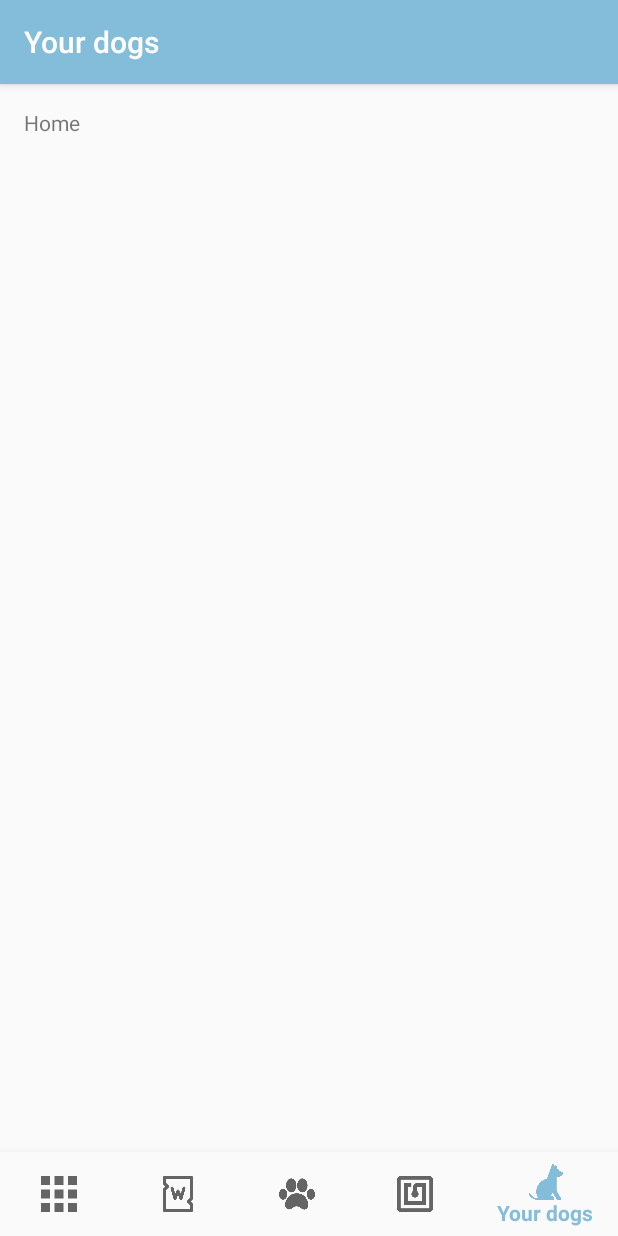
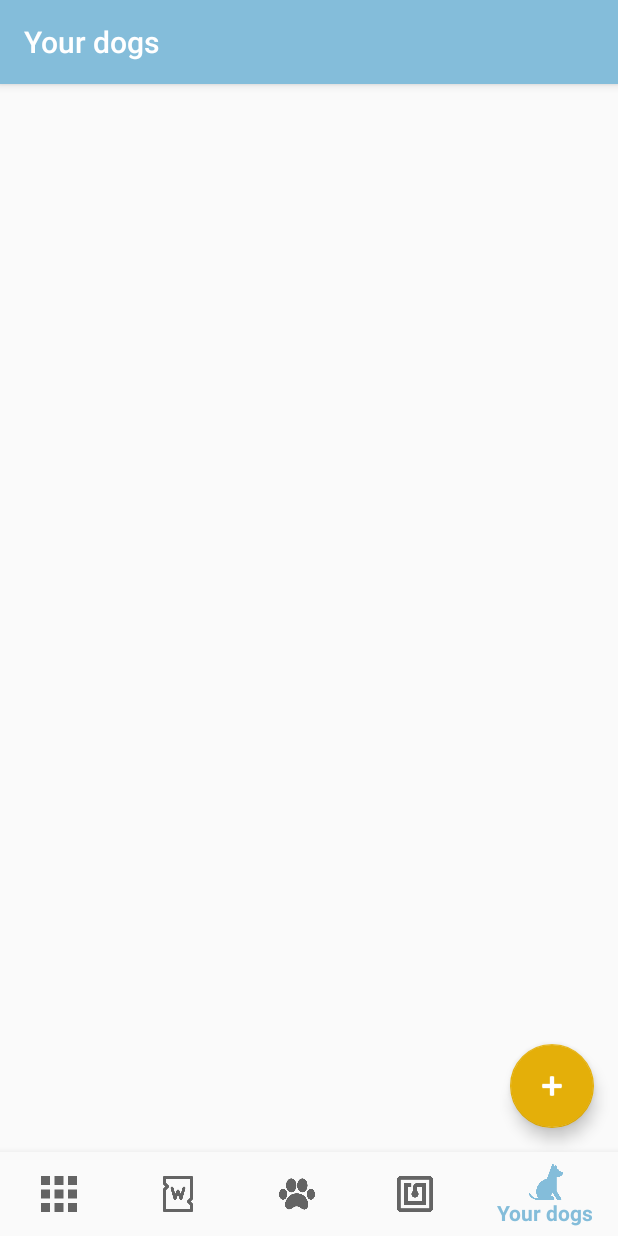
Before and after one commit to Mastercypher/Datdog, an Android app: the DogsActivity screen opened directly, with no data from a screen before it, on a phone screen of 412 x 824 dp. Run offline under Robolectric (Android 15) with nearby library versions, the phone set to English and light mode, and no system bars.

Commit message:
add dogs activity

```diff
--- a/android/DatDog/app/src/main/res/layout/activity_dogs.xml
+++ b/android/DatDog/app/src/main/res/layout/activity_dogs.xml
@@ -7,16 +7,27 @@
     android:layout_height="match_parent"
     tools:context=".DogsActivity">
 
-    <TextView
-        android:id="@+id/message"
-        android:layout_width="wrap_content"
-        android:layout_height="wrap_content"
-        android:layout_marginLeft="@dimen/activity_horizontal_margin"
-        android:layout_marginStart="@dimen/activity_horizontal_margin"
-        android:layout_marginTop="@dimen/activity_vertical_margin"
-        android:text="@string/title_home"
-        app:layout_constraintLeft_toLeftOf="parent"
-        app:layout_constraintTop_toTopOf="parent" />
+    <ListView
+        android:id="@+id/listView"
+        android:layout_width="match_parent"
+        android:layout_height="match_parent"
+        android:layout_marginBottom="60dp"
+        android:dividerHeight="3dp"
+        app:layout_constraintBottom_toBottomOf="parent" />
+
+    <android.support.design.widget.FloatingActionButton
+        android:id="@+id/floatingActionButton2"
+        android:layout_width="56dp"
+        android:layout_height="56dp"
+        android:layout_marginBottom="16dp"
+        android:layout_marginEnd="16dp"
+        android:clickable="true"
+        android:tint="#ffffff"
+        app:backgroundTint="@color/colorStandard"
+        app:layout_constraintBottom_toTopOf="@+id/navigation"
+        app:layout_constraintDimensionRatio="1:1"
+        app:layout_constraintEnd_toEndOf="parent"
+        app:srcCompat="@android:drawable/ic_input_add" />
 
     <android.support.design.widget.BottomNavigationView
         android:id="@+id/navigation"
```
